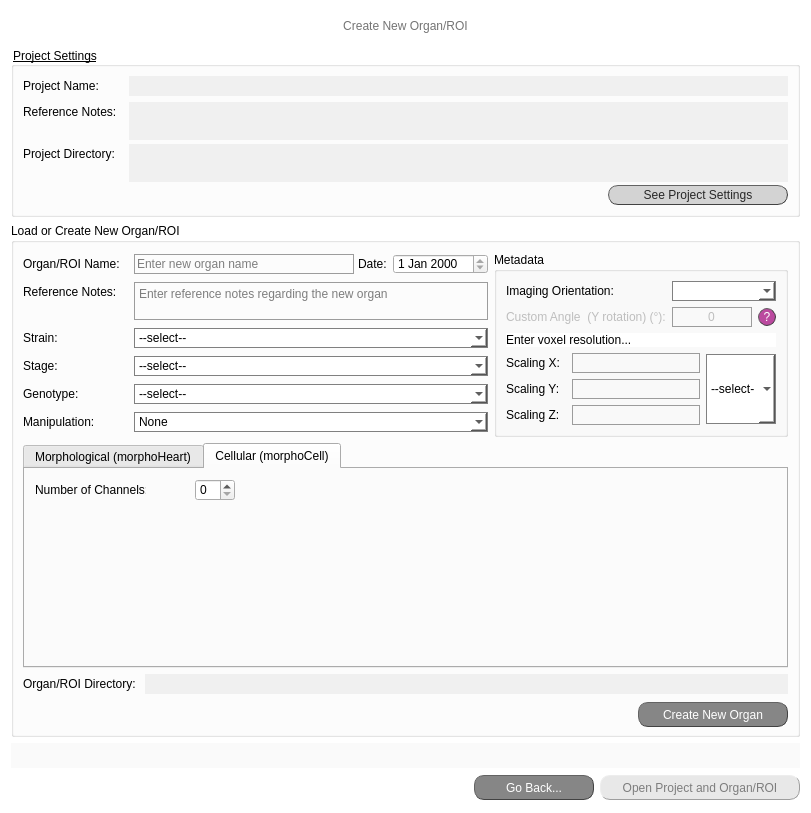
jsanchez679/morphoHeart_rev, file src/gui/ui/create_organ_screen.ui: the form before one commit.
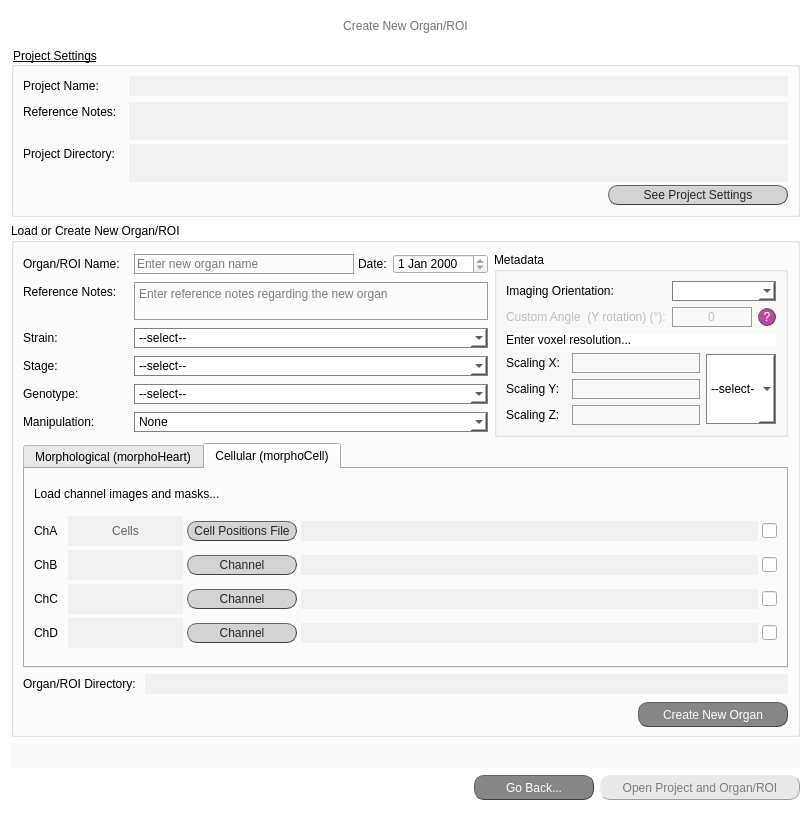
The form after the commit. The open tabs and pages were chosen to show the change.

Commit message: Finished small changes in mH. Started morphoCell

Diff of the .ui file:
```diff
--- a/src/gui/ui/create_organ_screen.ui
+++ b/src/gui/ui/create_organ_screen.ui
@@ -2893,32 +2893,833 @@
          <attribute name="title">
           <string>Cellular (morphoCell)</string>
          </attribute>
-         <widget class="QLabel" name="lab_proj_name_10">
-          <property name="geometry">
-           <rect>
-            <x>10</x>
-            <y>10</y>
-            <width>111</width>
-            <height>22</height>
-           </rect>
-          </property>
-          <property name="styleSheet">
-           <string notr="true">font: 25 10pt &quot;Calibri Light&quot;;</string>
-          </property>
-          <property name="text">
-           <string>Number of Channels:</string>
-          </property>
-         </widget>
-         <widget class="QSpinBox" name="spinBox_6">
-          <property name="geometry">
-           <rect>
-            <x>170</x>
-            <y>10</y>
-            <width>40</width>
-            <height>22</height>
-           </rect>
-          </property>
-         </widget>
+         <layout class="QVBoxLayout" name="verticalLayout_15">
+          <item>
+           <widget class="QLabel" name="lab_no_ch_8">
+            <property name="sizePolicy">
+             <sizepolicy hsizetype="Fixed" vsizetype="Fixed">
+              <horstretch>0</horstretch>
+              <verstretch>0</verstretch>
+             </sizepolicy>
+            </property>
+            <property name="styleSheet">
+             <string notr="true">font: bold 10pt &quot;Calibri&quot;;
+background-color: rgb(255, 255, 255);</string>
+            </property>
+            <property name="text">
+             <string>Load channel images and masks...</string>
+            </property>
+            <property name="alignment">
+             <set>Qt::AlignLeading|Qt::AlignLeft|Qt::AlignVCenter</set>
+            </property>
+           </widget>
+          </item>
+          <item>
+           <layout class="QVBoxLayout" name="verticalLayout_10">
+            <property name="spacing">
+             <number>4</number>
+            </property>
+            <item>
+             <layout class="QHBoxLayout" name="horizontalLayout_12">
+              <property name="spacing">
+               <number>4</number>
+              </property>
+              <item>
+               <widget class="QLabel" name="lab_chA">
+                <property name="sizePolicy">
+                 <sizepolicy hsizetype="Fixed" vsizetype="Fixed">
+                  <horstretch>0</horstretch>
+                  <verstretch>0</verstretch>
+                 </sizepolicy>
+                </property>
+                <property name="minimumSize">
+                 <size>
+                  <width>25</width>
+                  <height>18</height>
+                 </size>
+                </property>
+                <property name="maximumSize">
+                 <size>
+                  <width>30</width>
+                  <height>16777215</height>
+                 </size>
+                </property>
+                <property name="styleSheet">
+                 <string notr="true">font: 25 10pt &quot;Calibri Light&quot;;</string>
+                </property>
+                <property name="text">
+                 <string>ChA</string>
+                </property>
+               </widget>
+              </item>
+              <item>
+               <widget class="QLabel" name="lab_filled_name_chA">
+                <property name="minimumSize">
+                 <size>
+                  <width>115</width>
+                  <height>30</height>
+                 </size>
+                </property>
+                <property name="maximumSize">
+                 <size>
+                  <width>115</width>
+                  <height>30</height>
+                 </size>
+                </property>
+                <property name="styleSheet">
+                 <string notr="true">font: 25 9pt &quot;Calibri Light&quot;;
+background-color: rgb(240, 240, 240);
+color: rgb(100, 100, 100);</string>
+                </property>
+                <property name="text">
+                 <string>Cells</string>
+                </property>
+                <property name="alignment">
+                 <set>Qt::AlignCenter</set>
+                </property>
+               </widget>
+              </item>
+              <item>
+               <layout class="QVBoxLayout" name="verticalLayout_11">
+                <property name="spacing">
+                 <number>4</number>
+                </property>
+                <item>
+                 <layout class="QHBoxLayout" name="hLayout_Ch1_2">
+                  <property name="spacing">
+                   <number>4</number>
+                  </property>
+                  <property name="sizeConstraint">
+                   <enum>QLayout::SetFixedSize</enum>
+                  </property>
+                  <item>
+                   <widget class="QPushButton" name="browse_chA">
+                    <property name="sizePolicy">
+                     <sizepolicy hsizetype="Fixed" vsizetype="Fixed">
+                      <horstretch>0</horstretch>
+                      <verstretch>0</verstretch>
+                     </sizepolicy>
+                    </property>
+                    <property name="minimumSize">
+                     <size>
+                      <width>110</width>
+                      <height>20</height>
+                     </size>
+                    </property>
+                    <property name="maximumSize">
+                     <size>
+                      <width>60</width>
+                      <height>20</height>
+                     </size>
+                    </property>
+                    <property name="styleSheet">
+                     <string notr="true">QPushButton{border-radius:10px;
+border-width: 1px;
+border-style: outset;
+border-color: rgb(66, 66, 66);
+background-color: rgb(211, 211, 211);
+color: rgb(39, 39, 39);
+font: 10pt &quot;Calibri Light&quot;;}
+
+QPushButton:hover{
+background-color: rgba(167, 0, 125, 200);
+border-color: #672146;
+color: rgb(234, 234, 234);
+}
+
+QPushButton:disabled{
+background-color: rgb(232, 232, 232);
+border-color: rgb(158, 158, 158);
+color: rgb(125, 125, 125);
+}
+
+QPushButton:checked{
+background-color: rgb(107, 0, 80);
+border-color: rgb(76, 0, 57);
+color: rgb(234, 234, 234);
+}</string>
+                    </property>
+                    <property name="text">
+                     <string>Cell Positions File</string>
+                    </property>
+                   </widget>
+                  </item>
+                  <item>
+                   <widget class="QLabel" name="lab_filled_dir_chA">
+                    <property name="sizePolicy">
+                     <sizepolicy hsizetype="Preferred" vsizetype="Fixed">
+                      <horstretch>0</horstretch>
+                      <verstretch>0</verstretch>
+                     </sizepolicy>
+                    </property>
+                    <property name="minimumSize">
+                     <size>
+                      <width>335</width>
+                      <height>20</height>
+                     </size>
+                    </property>
+                    <property name="maximumSize">
+                     <size>
+                      <width>16777215</width>
+                      <height>20</height>
+                     </size>
+                    </property>
+                    <property name="sizeIncrement">
+                     <size>
+                      <width>-1</width>
+                      <height>0</height>
+                     </size>
+                    </property>
+                    <property name="cursor">
+                     <cursorShape>ArrowCursor</cursorShape>
+                    </property>
+                    <property name="styleSheet">
+                     <string notr="true">font: 25 9pt &quot;Calibri Light&quot;;
+background-color: rgb(240, 240, 240);
+color: rgb(100, 100, 100);</string>
+                    </property>
+                    <property name="text">
+                     <string/>
+                    </property>
+                    <property name="alignment">
+                     <set>Qt::AlignRight|Qt::AlignTrailing|Qt::AlignVCenter</set>
+                    </property>
+                    <property name="indent">
+                     <number>2</number>
+                    </property>
+                   </widget>
+                  </item>
+                  <item>
+                   <widget class="QLineEdit" name="check_chA">
+                    <property name="sizePolicy">
+                     <sizepolicy hsizetype="Fixed" vsizetype="Fixed">
+                      <horstretch>0</horstretch>
+                      <verstretch>0</verstretch>
+                     </sizepolicy>
+                    </property>
+                    <property name="minimumSize">
+                     <size>
+                      <width>15</width>
+                      <height>15</height>
+                     </size>
+                    </property>
+                    <property name="maximumSize">
+                     <size>
+                      <width>15</width>
+                      <height>15</height>
+                     </size>
+                    </property>
+                    <property name="styleSheet">
+                     <string notr="true">border-color: rgb(0, 0, 0);</string>
+                    </property>
+                    <property name="readOnly">
+                     <bool>true</bool>
+                    </property>
+                   </widget>
+                  </item>
+                 </layout>
+                </item>
+               </layout>
+              </item>
+             </layout>
+            </item>
+            <item>
+             <layout class="QHBoxLayout" name="horizontalLayout_13">
+              <property name="spacing">
+               <number>4</number>
+              </property>
+              <item>
+               <widget class="QLabel" name="lab_ch2_2">
+                <property name="sizePolicy">
+                 <sizepolicy hsizetype="Fixed" vsizetype="Fixed">
+                  <horstretch>0</horstretch>
+                  <verstretch>0</verstretch>
+                 </sizepolicy>
+                </property>
+                <property name="minimumSize">
+                 <size>
+                  <width>25</width>
+                  <height>18</height>
+                 </size>
+                </property>
+                <property name="maximumSize">
+                 <size>
+                  <width>30</width>
+                  <height>16777215</height>
+                 </size>
+                </property>
+                <property name="styleSheet">
+                 <string notr="true">font: 25 10pt &quot;Calibri Light&quot;;</string>
+                </property>
+                <property name="text">
+                 <string>ChB</string>
+                </property>
+               </widget>
+              </item>
+              <item>
+               <widget class="QLabel" name="lab_filled_name_chB">
+                <property name="minimumSize">
+                 <size>
+                  <width>115</width>
+                  <height>30</height>
+                 </size>
+                </property>
+                <property name="maximumSize">
+                 <size>
+                  <width>115</width>
+                  <height>30</height>
+                 </size>
+                </property>
+                <property name="styleSheet">
+                 <string notr="true">font: 25 9pt &quot;Calibri Light&quot;;
+background-color: rgb(240, 240, 240);
+color: rgb(100, 100, 100);</string>
+                </property>
+                <property name="text">
+                 <string/>
+                </property>
+                <property name="alignment">
+                 <set>Qt::AlignCenter</set>
+                </property>
+               </widget>
+              </item>
+              <item>
+               <layout class="QVBoxLayout" name="verticalLayout_12">
+                <property name="spacing">
+                 <number>4</number>
+                </property>
+                <item>
+                 <layout class="QHBoxLayout" name="hLayout_Ch2_2">
+                  <property name="spacing">
+                   <number>4</number>
+                  </property>
+                  <property name="sizeConstraint">
+                   <enum>QLayout::SetFixedSize</enum>
+                  </property>
+                  <item>
+                   <widget class="QPushButton" name="browse_chB">
+                    <property name="sizePolicy">
+                     <sizepolicy hsizetype="Fixed" vsizetype="Fixed">
+                      <horstretch>0</horstretch>
+                      <verstretch>0</verstretch>
+                     </sizepolicy>
+                    </property>
+                    <property name="minimumSize">
+                     <size>
+                      <width>110</width>
+                      <height>20</height>
+                     </size>
+                    </property>
+                    <property name="maximumSize">
+                     <size>
+                      <width>60</width>
+                      <height>20</height>
+                     </size>
+                    </property>
+                    <property name="styleSheet">
+                     <string notr="true">QPushButton{border-radius:10px;
+border-width: 1px;
+border-style: outset;
+border-color: rgb(66, 66, 66);
+background-color: rgb(211, 211, 211);
+color: rgb(39, 39, 39);
+font: 10pt &quot;Calibri Light&quot;;}
+
+QPushButton:hover{
+background-color: rgba(167, 0, 125, 200);
+border-color: #672146;
+color: rgb(234, 234, 234);
+}
+
+QPushButton:disabled{
+background-color: rgb(232, 232, 232);
+border-color: rgb(158, 158, 158);
+color: rgb(125, 125, 125);
+}
+
+QPushButton:checked{
+background-color: rgb(107, 0, 80);
+border-color: rgb(76, 0, 57);
+color: rgb(234, 234, 234);
+}</string>
+                    </property>
+                    <property name="text">
+                     <string>Channel</string>
+                    </property>
+                   </widget>
+                  </item>
+                  <item>
+                   <widget class="QLabel" name="lab_filled_dir_chB">
+                    <property name="sizePolicy">
+                     <sizepolicy hsizetype="Preferred" vsizetype="Fixed">
+                      <horstretch>0</horstretch>
+                      <verstretch>0</verstretch>
+                     </sizepolicy>
+                    </property>
+                    <property name="minimumSize">
+                     <size>
+                      <width>335</width>
+                      <height>20</height>
+                     </size>
+                    </property>
+                    <property name="maximumSize">
+                     <size>
+                      <width>16777215</width>
+                      <height>20</height>
+                     </size>
+                    </property>
+                    <property name="cursor">
+                     <cursorShape>ArrowCursor</cursorShape>
+                    </property>
+                    <property name="styleSheet">
+                     <string notr="true">font: 25 9pt &quot;Calibri Light&quot;;
+background-color: rgb(240, 240, 240);
+color: rgb(100, 100, 100);</string>
+                    </property>
+                    <property name="text">
+                     <string/>
+                    </property>
+                    <property name="alignment">
+                     <set>Qt::AlignRight|Qt::AlignTrailing|Qt::AlignVCenter</set>
+                    </property>
+                    <property name="indent">
+                     <number>2</number>
+                    </property>
+                   </widget>
+                  </item>
+                  <item>
+                   <widget class="QLineEdit" name="check_chB">
+                    <property name="sizePolicy">
+                     <sizepolicy hsizetype="Fixed" vsizetype="Fixed">
+                      <horstretch>0</horstretch>
+                      <verstretch>0</verstretch>
+                     </sizepolicy>
+                    </property>
+                    <property name="minimumSize">
+                     <size>
+                      <width>15</width>
+                      <height>15</height>
+                     </size>
+                    </property>
+                    <property name="maximumSize">
+                     <size>
+                      <width>15</width>
+                      <height>15</height>
+                     </size>
+                    </property>
+                    <property name="styleSheet">
+                     <string notr="true">border-color: rgb(0, 0, 0);</string>
+                    </property>
+                    <property name="readOnly">
+                     <bool>true</bool>
+                    </property>
+                   </widget>
+                  </item>
+                 </layout>
+                </item>
+               </layout>
+              </item>
+             </layout>
+            </item>
+            <item>
+             <layout class="QHBoxLayout" name="horizontalLayout_14">
+              <property name="spacing">
+               <number>4</number>
+              </property>
+              <item>
+               <widget class="QLabel" name="lab_ch3_2">
+                <property name="sizePolicy">
+                 <sizepolicy hsizetype="Fixed" vsizetype="Fixed">
+                  <horstretch>0</horstretch>
+                  <verstretch>0</verstretch>
+                 </sizepolicy>
+                </property>
+                <property name="minimumSize">
+                 <size>
+                  <width>25</width>
+                  <height>18</height>
+                 </size>
+                </property>
+                <property name="maximumSize">
+                 <size>
+                  <width>30</width>
+                  <height>16777215</height>
+                 </size>
+                </property>
+                <property name="styleSheet">
+                 <string notr="true">font: 25 10pt &quot;Calibri Light&quot;;</string>
+                </property>
+                <property name="text">
+                 <string>ChC</string>
+                </property>
+               </widget>
+              </item>
+              <item>
+               <widget class="QLabel" name="lab_filled_name_chC">
+                <property name="minimumSize">
+                 <size>
+                  <width>115</width>
+                  <height>30</height>
+                 </size>
+                </property>
+                <property name="maximumSize">
+                 <size>
+                  <width>115</width>
+                  <height>30</height>
+                 </size>
+                </property>
+                <property name="styleSheet">
+                 <string notr="true">font: 25 9pt &quot;Calibri Light&quot;;
+background-color: rgb(240, 240, 240);
+color: rgb(100, 100, 100);</string>
+                </property>
+                <property name="text">
+                 <string/>
+                </property>
+                <property name="alignment">
+                 <set>Qt::AlignCenter</set>
+                </property>
+               </widget>
+              </item>
+              <item>
+               <layout class="QVBoxLayout" name="verticalLayout_13">
+                <property name="spacing">
+                 <number>4</number>
+                </property>
+                <item>
+                 <layout class="QHBoxLayout" name="hLayout_Ch3_2">
+                  <property name="spacing">
+                   <number>4</number>
+                  </property>
+                  <property name="sizeConstraint">
+                   <enum>QLayout::SetFixedSize</enum>
+                  </property>
+                  <item>
+                   <widget class="QPushButton" name="browse_chC">
+                    <property name="sizePolicy">
+                     <sizepolicy hsizetype="Fixed" vsizetype="Fixed">
+                      <horstretch>0</horstretch>
+                      <verstretch>0</verstretch>
+                     </sizepolicy>
+                    </property>
+                    <property name="minimumSize">
+                     <size>
+                      <width>110</width>
+                      <height>20</height>
+                     </size>
+                    </property>
+                    <property name="maximumSize">
+                     <size>
+                      <width>60</width>
+                      <height>20</height>
+                     </size>
+                    </property>
+                    <property name="styleSheet">
+                     <string notr="true">QPushButton{border-radius:10px;
+border-width: 1px;
+border-style: outset;
+border-color: rgb(66, 66, 66);
+background-color: rgb(211, 211, 211);
+color: rgb(39, 39, 39);
+font: 10pt &quot;Calibri Light&quot;;}
+
+QPushButton:hover{
+background-color: rgba(167, 0, 125, 200);
+border-color: #672146;
+color: rgb(234, 234, 234);
+}
+
+QPushButton:disabled{
+background-color: rgb(232, 232, 232);
+border-color: rgb(158, 158, 158);
+color: rgb(125, 125, 125);
+}
+
+QPushButton:checked{
+background-color: rgb(107, 0, 80);
+border-color: rgb(76, 0, 57);
+color: rgb(234, 234, 234);
+}</string>
+                    </property>
+                    <property name="text">
+                     <string>Channel</string>
+                    </property>
+                   </widget>
+                  </item>
+                  <item>
+                   <widget class="QLabel" name="lab_filled_dir_chC">
+                    <property name="sizePolicy">
+                     <sizepolicy hsizetype="Preferred" vsizetype="Fixed">
+                      <horstretch>0</horstretch>
+                      <verstretch>0</verstretch>
+                     </sizepolicy>
+                    </property>
+                    <property name="minimumSize">
+                     <size>
+                      <width>335</width>
+                      <height>20</height>
+                     </size>
+                    </property>
+                    <property name="maximumSize">
+                     <size>
+                      <width>16777215</width>
+                      <height>20</height>
+                     </size>
+                    </property>
+                    <property name="cursor">
+                     <cursorShape>ArrowCursor</cursorShape>
+                    </property>
+                    <property name="styleSheet">
+                     <string notr="true">font: 25 9pt &quot;Calibri Light&quot;;
+background-color: rgb(240, 240, 240);
+color: rgb(100, 100, 100);</string>
+                    </property>
+                    <property name="text">
+                     <string/>
+                    </property>
+                    <property name="alignment">
+                     <set>Qt::AlignRight|Qt::AlignTrailing|Qt::AlignVCenter</set>
+                    </property>
+                    <property name="indent">
+                     <number>2</number>
+                    </property>
+                   </widget>
+                  </item>
+                  <item>
+                   <widget class="QLineEdit" name="check_chC">
+                    <property name="sizePolicy">
+                     <sizepolicy hsizetype="Fixed" vsizetype="Fixed">
+                      <horstretch>0</horstretch>
+                      <verstretch>0</verstretch>
+                     </sizepolicy>
+                    </property>
+                    <property name="minimumSize">
+                     <size>
+                      <width>15</width>
+                      <height>15</height>
+                     </size>
+                    </property>
+                    <property name="maximumSize">
+                     <size>
+                      <width>15</width>
+                      <height>15</height>
+                     </size>
+                    </property>
+                    <property name="styleSheet">
+                     <string notr="true">border-color: rgb(0, 0, 0);</string>
+                    </property>
+                    <property name="readOnly">
+                     <bool>true</bool>
+                    </property>
+                   </widget>
+                  </item>
+                 </layout>
+                </item>
+               </layout>
+              </item>
+             </layout>
+            </item>
+            <item>
+             <layout class="QHBoxLayout" name="horizontalLayout_15">
+              <property name="spacing">
+               <number>4</number>
+              </property>
+              <item>
+               <widget class="QLabel" name="lab_ch4_2">
+                <property name="sizePolicy">
+                 <sizepolicy hsizetype="Fixed" vsizetype="Fixed">
+                  <horstretch>0</horstretch>
+                  <verstretch>0</verstretch>
+                 </sizepolicy>
+                </property>
+                <property name="minimumSize">
+                 <size>
+                  <width>25</width>
+                  <height>18</height>
+                 </size>
+                </property>
+                <property name="maximumSize">
+                 <size>
+                  <width>30</width>
+                  <height>16777215</height>
+                 </size>
+                </property>
+                <property name="styleSheet">
+                 <string notr="true">font: 25 10pt &quot;Calibri Light&quot;;</string>
+                </property>
+                <property name="text">
+                 <string>ChD</string>
+                </property>
+               </widget>
+              </item>
+              <item>
+               <widget class="QLabel" name="lab_filled_name_chD">
+                <property name="minimumSize">
+                 <size>
+                  <width>115</width>
+                  <height>30</height>
+                 </size>
+                </property>
+                <property name="maximumSize">
+                 <size>
+                  <width>115</width>
+                  <height>30</height>
+                 </size>
+                </property>
+                <property name="styleSheet">
+                 <string notr="true">font: 25 9pt &quot;Calibri Light&quot;;
+background-color: rgb(240, 240, 240);
+color: rgb(100, 100, 100);</string>
+                </property>
+                <property name="text">
+                 <string/>
+                </property>
+                <property name="alignment">
+                 <set>Qt::AlignCenter</set>
+                </property>
+               </widget>
+              </item>
+              <item>
+               <layout class="QVBoxLayout" name="verticalLayout_14">
+                <property name="spacing">
+                 <number>4</number>
+                </property>
+                <item>
+                 <layout class="QHBoxLayout" name="hLayout_Ch4_2">
+                  <property name="spacing">
+                   <number>4</number>
+                  </property>
+                  <property name="sizeConstraint">
+                   <enum>QLayout::SetFixedSize</enum>
+                  </property>
+                  <item>
+                   <widget class="QPushButton" name="browse_chD">
+                    <property name="sizePolicy">
+                     <sizepolicy hsizetype="Fixed" vsizetype="Fixed">
+                      <horstretch>0</horstretch>
+                      <verstretch>0</verstretch>
+                     </sizepolicy>
+                    </property>
+                    <property name="minimumSize">
+                     <size>
+                      <width>110</width>
+                      <height>20</height>
+                     </size>
+                    </property>
+                    <property name="maximumSize">
+                     <size>
+                      <width>60</width>
+                      <height>20</height>
+                     </size>
+                    </property>
+                    <property name="styleSheet">
+                     <string notr="true">QPushButton{border-radius:10px;
+border-width: 1px;
+border-style: outset;
+border-color: rgb(66, 66, 66);
+background-color: rgb(211, 211, 211);
+color: rgb(39, 39, 39);
+font: 10pt &quot;Calibri Light&quot;;}
+
+QPushButton:hover{
+background-color: rgba(167, 0, 125, 200);
+border-color: #672146;
+color: rgb(234, 234, 234);
+}
+
+QPushButton:disabled{
+background-color: rgb(232, 232, 232);
+border-color: rgb(158, 158, 158);
+color: rgb(125, 125, 125);
+}
+
+QPushButton:checked{
+background-color: rgb(107, 0, 80);
+border-color: rgb(76, 0, 57);
+color: rgb(234, 234, 234);
+}</string>
+                    </property>
+                    <property name="text">
+                     <string>Channel</string>
+                    </property>
+                   </widget>
+                  </item>
+                  <item>
+                   <widget class="QLabel" name="lab_filled_dir_chD">
+                    <property name="sizePolicy">
+                     <sizepolicy hsizetype="Preferred" vsizetype="Fixed">
+                      <horstretch>0</horstretch>
+                      <verstretch>0</verstretch>
+                     </sizepolicy>
+                    </property>
+                    <property name="minimumSize">
+                     <size>
+                      <width>335</width>
+                      <height>20</height>
+                     </size>
+                    </property>
+                    <property name="maximumSize">
+                     <size>
+                      <width>16777215</width>
+                      <height>20</height>
+                     </size>
+                    </property>
+                    <property name="cursor">
+                     <cursorShape>ArrowCursor</cursorShape>
+                    </property>
+                    <property name="styleSheet">
+                     <string notr="true">font: 25 9pt &quot;Calibri Light&quot;;
+background-color: rgb(240, 240, 240);
+color: rgb(100, 100, 100);</string>
+                    </property>
+                    <property name="text">
+                     <string/>
+                    </property>
+                    <property name="alignment">
+                     <set>Qt::AlignRight|Qt::AlignTrailing|Qt::AlignVCenter</set>
+                    </property>
+                    <property name="indent">
+                     <number>2</number>
+                    </property>
+                   </widget>
+                  </item>
+                  <item>
+                   <widget class="QLineEdit" name="check_chD">
+                    <property name="sizePolicy">
+                     <sizepolicy hsizetype="Fixed" vsizetype="Fixed">
+                      <horstretch>0</horstretch>
+                      <verstretch>0</verstretch>
+                     </sizepolicy>
+                    </property>
+                    <property name="minimumSize">
+                     <size>
+                      <width>15</width>
+                      <height>15</height>
+                     </size>
+                    </property>
+                    <property name="maximumSize">
+                     <size>
+                      <width>15</width>
+                      <height>15</height>
+                     </size>
+                    </property>
+                    <property name="styleSheet">
+                     <string notr="true">border-color: rgb(0, 0, 0);</string>
+                    </property>
+                    <property name="readOnly">
+                     <bool>true</bool>
+                    </property>
+                   </widget>
+                  </item>
+                 </layout>
+                </item>
+               </layout>
+              </item>
+             </layout>
+            </item>
+           </layout>
+          </item>
+         </layout>
         </widget>
        </widget>
       </item>
```
Left out of the diff: 1 changed line with no effect on the pictures. The commit also changes 10 other files.
